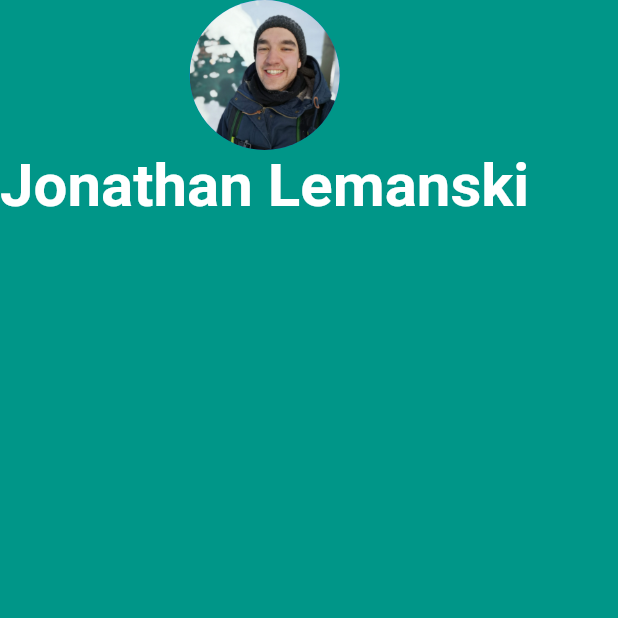
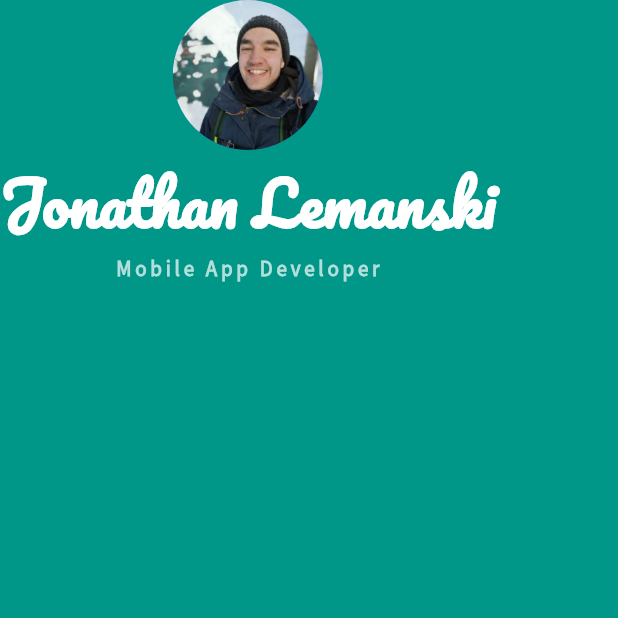
Before and after one commit to jlemanski1/MiCard, a Flutter app: the screen it shows after launch, on a phone screen of 412 x 824 dp, the top half of it. Run offline on Flutter 3.47's test engine with Material 2 defaults, Android fonts, the phone set to English and light mode, and no system bars.

Commit message:
Added custom fonts and styled text

```diff
--- a/mi_card/lib/main.dart
+++ b/mi_card/lib/main.dart
@@ -22,9 +22,20 @@ class MiCardApp extends StatelessWidget {
               Text(
                 'Jonathan Lemanski',
                 style: TextStyle(
+                  fontFamily: 'Pacifico',
                   fontSize: 40.0,
                   fontWeight: FontWeight.bold,
                   color: Colors.white,
+                ),
+              ),
+              Text(
+                'Mobile App Developer',
+                style: TextStyle(
+                  fontFamily: 'Source Sans Pro',
+                  fontWeight: FontWeight.bold,
+                  color: Colors.teal[100],
+                  letterSpacing: 2.5,
+
                 ),
               ),
 
```
Also changed, not shown: mi_card/pubspec.yaml (+9 -0 lines), mi_card/fonts/Pacifico-Regular.ttf (added), mi_card/fonts/SourceSansPro-Regular.ttf (added).
